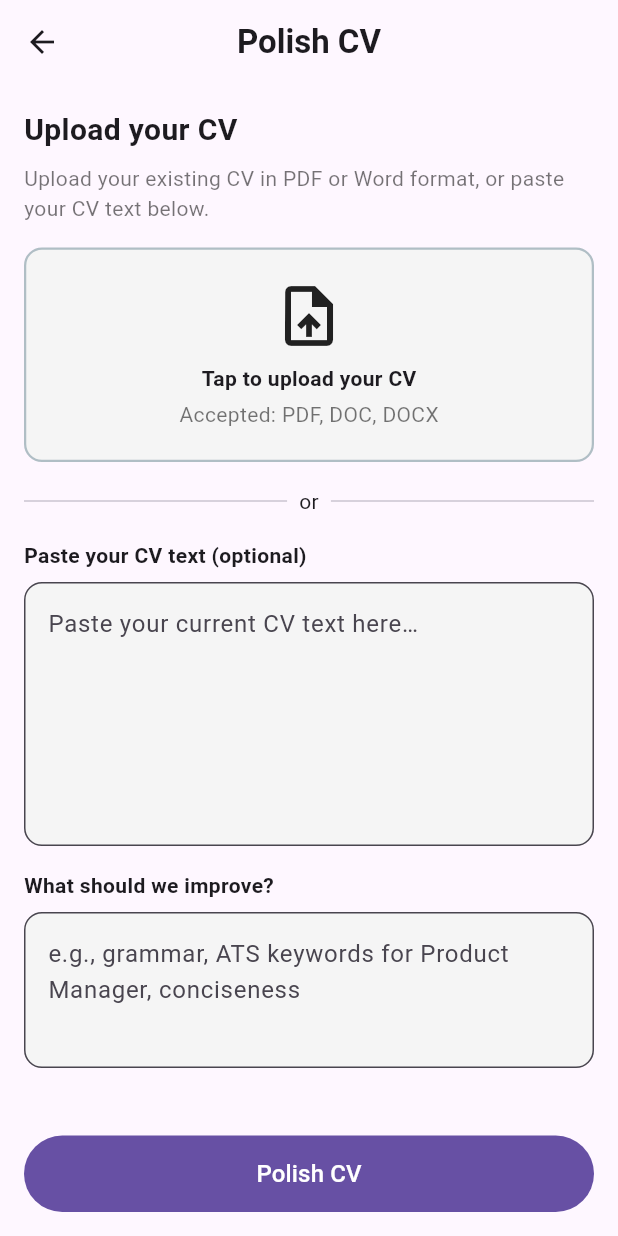
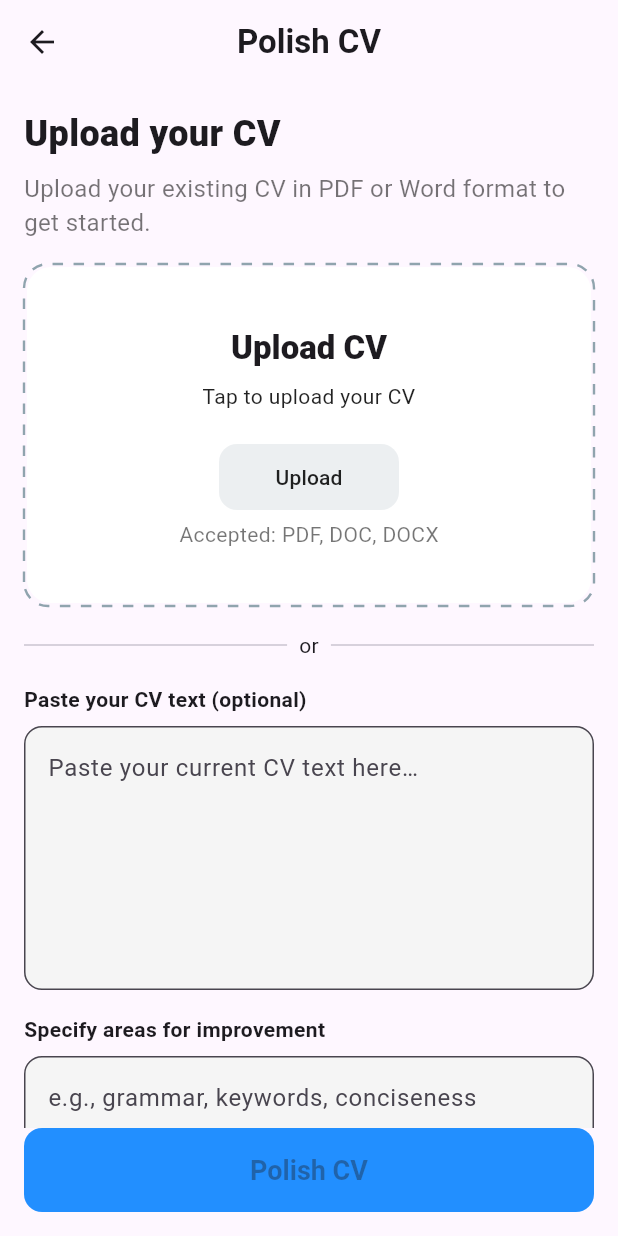
Before and after one commit to Theodore354/CraftMyCV, a Flutter app: the PolishCVScreen screen opened directly, on a phone screen of 412 x 824 dp. Run offline on Flutter 3.47's test engine with Material 3 defaults, Android fonts, the light colour scheme and no system bars; drawn by our look-alikes of dotted_border; our stand-ins replace file_picker, printing, shared_preferences; accounts and stored records are empty; network calls fail.

Commit message:
Added dotted border for file upload

```diff
--- a/lib/screens/cv_polisher_screen.dart
+++ b/lib/screens/cv_polisher_screen.dart
@@ -1,6 +1,7 @@
 // lib/screens/cv_polisher_screen.dart
 import 'package:flutter/material.dart';
 import 'package:file_picker/file_picker.dart';
+import 'package:dotted_border/dotted_border.dart';
 import 'results_screen.dart';
 
 class PolishCVScreen extends StatefulWidget {
@@ -31,7 +32,7 @@ class _PolishCVScreenState extends State<PolishCVScreen> {
         type: FileType.custom,
         allowedExtensions: ['pdf', 'doc', 'docx'],
         allowMultiple: false,
-        withData: false, // we only need metadata here
+        withData: false,
       );
       if (result != null && result.files.isNotEmpty) {
         setState(() => _file = result.files.single);
@@ -81,7 +82,6 @@ class _PolishCVScreenState extends State<PolishCVScreen> {
             ? 'General polish (grammar, clarity, ATS keywords).'
             : improve;
 
-    // Placeholder “polished” output for now — replace later with AI call
     final polished = '''
 AI CV Polisher — Preview
 
@@ -107,8 +107,15 @@ Sample reworded summary:
     );
   }
 
+  bool get _canPolish =>
+      _file != null || _pasteController.text.trim().isNotEmpty;
+
   @override
   Widget build(BuildContext context) {
+    final theme = Theme.of(context);
+    // Blue that matches the screenshot button
+    const primaryBlue = Color(0xFF0A84FF);
+
     return Scaffold(
       appBar: AppBar(
         title: const Text(
@@ -125,43 +132,76 @@ Sample reworded summary:
           children: [
             const Text(
               'Upload your CV',
-              style: TextStyle(fontSize: 20, fontWeight: FontWeight.bold),
+              style: TextStyle(fontSize: 24, fontWeight: FontWeight.w800),
             ),
             const SizedBox(height: 8),
             const Text(
-              'Upload your existing CV in PDF or Word format, or paste your CV text below.',
-              style: TextStyle(fontSize: 14, color: Colors.black54),
+              'Upload your existing CV in PDF or Word format to get started.',
+              style: TextStyle(fontSize: 16, color: Colors.black54),
             ),
             const SizedBox(height: 16),
 
-            // Upload card
-            InkWell(
+            // === Dotted Upload Area ===
+            GestureDetector(
               onTap: _picking ? null : _pickFile,
-              borderRadius: BorderRadius.circular(12),
+              child: DottedBorder(
+                color: Colors.blueGrey.shade300,
+                strokeWidth: 1.6,
+                dashPattern: const [7, 7],
+                borderType: BorderType.RRect,
+                radius: const Radius.circular(16),
                 child: Container(
                   width: double.infinity,
-                padding: const EdgeInsets.all(20),
+                  padding: const EdgeInsets.symmetric(
+                    vertical: 36,
+                    horizontal: 20,
+                  ),
                   decoration: BoxDecoration(
-                  border: Border.all(
-                    color: Colors.blueGrey.shade200,
-                    width: 1.5,
-                  ),
-                  borderRadius: BorderRadius.circular(12),
-                  color: Colors.grey.shade100,
+                    borderRadius: BorderRadius.circular(16),
+                    color: Colors.white,
                   ),
                   child:
                       _file == null
                           ? Column(
                             mainAxisAlignment: MainAxisAlignment.center,
                             children: [
-                            const Icon(Icons.upload_file, size: 48),
+                              const SizedBox(height: 4),
+                              Text(
+                                'Upload CV',
+                                style: theme.textTheme.titleLarge?.copyWith(
+                                  fontWeight: FontWeight.w800,
+                                ),
+                              ),
                               const SizedBox(height: 8),
                               Text(
                                 _picking
                                     ? 'Opening picker…'
                                     : 'Tap to upload your CV',
-                              style: const TextStyle(
-                                fontWeight: FontWeight.w600,
+                                style: theme.textTheme.bodyMedium?.copyWith(
+                                  color: Colors.black87,
+                                ),
+                                textAlign: TextAlign.center,
+                              ),
+                              const SizedBox(height: 20),
+                              // Small "Upload" pill button in the card
+                              ConstrainedBox(
+                                constraints: const BoxConstraints(
+                                  minWidth: 120,
+                                ),
+                                child: ElevatedButton(
+                                  onPressed: _picking ? null : _pickFile,
+                                  style: ElevatedButton.styleFrom(
+                                    backgroundColor: Colors.blueGrey.shade50,
+                                    foregroundColor: Colors.black87,
+                                    elevation: 0,
+                                    shape: RoundedRectangleBorder(
+                                      borderRadius: BorderRadius.circular(12),
+                                    ),
+                                    padding: const EdgeInsets.symmetric(
+                                      vertical: 12,
+                                    ),
+                                  ),
+                                  child: const Text('Upload'),
                                 ),
                               ),
                               const SizedBox(height: 4),
@@ -189,9 +229,10 @@ Sample reworded summary:
                                       overflow: TextOverflow.ellipsis,
                                       style: const TextStyle(
                                         fontSize: 16,
-                                      fontWeight: FontWeight.w600,
+                                        fontWeight: FontWeight.w700,
                                       ),
                                     ),
+                                    const SizedBox(height: 2),
                                     const SizedBox(height: 2),
                                     Text(
                                       _fmtBytes(_file!.size),
@@ -216,6 +257,7 @@ Sample reworded summary:
                           ),
                 ),
               ),
+            ),
 
             const SizedBox(height: 16),
             Row(
@@ -233,13 +275,14 @@ Sample reworded summary:
             // Paste CV text
             const Text(
               'Paste your CV text (optional)',
-              style: TextStyle(fontWeight: FontWeight.w600),
+              style: TextStyle(fontWeight: FontWeight.w700),
             ),
             const SizedBox(height: 8),
             TextField(
               controller: _pasteController,
               minLines: 6,
               maxLines: 12,
+              onChanged: (_) => setState(() {}),
               decoration: InputDecoration(
                 hintText: 'Paste your current CV text here…',
                 border: OutlineInputBorder(
@@ -254,16 +297,15 @@ Sample reworded summary:
 
             // Improvement focus
             const Text(
-              'What should we improve?',
-              style: TextStyle(fontWeight: FontWeight.w600),
+              'Specify areas for improvement',
+              style: TextStyle(fontWeight: FontWeight.w700),
             ),
             const SizedBox(height: 8),
             TextField(
               controller: _improvementController,
               maxLines: 3,
               decoration: InputDecoration(
-                hintText:
-                    'e.g., grammar, ATS keywords for Product Manager, conciseness',
+                hintText: 'e.g., grammar, keywords, conciseness',
                 border: OutlineInputBorder(
                   borderRadius: BorderRadius.circular(12),
                 ),
@@ -276,13 +318,28 @@ Sample reworded summary:
           ],
         ),
       ),
+      // === Polish CV button to match UI ===
       bottomNavigationBar: Padding(
         padding: const EdgeInsets.fromLTRB(16, 0, 16, 16),
+        child: SizedBox(
+          width: double.infinity,
+          height: 56,
           child: FilledButton(
-          onPressed: _onPolish,
-          child: const Padding(
-            padding: EdgeInsets.symmetric(vertical: 14),
-            child: Text('Polish CV', style: TextStyle(fontSize: 16)),
+            onPressed: _canPolish ? _onPolish : null,
+            style: FilledButton.styleFrom(
+              backgroundColor: const Color.fromARGB(255, 29, 138, 248),
+              disabledBackgroundColor: Color.fromARGB(255, 10, 132, 255).withOpacity(0.9),
+
+              foregroundColor: Colors.white,
+              shape: RoundedRectangleBorder(
+                borderRadius: BorderRadius.circular(12),
+              ),
+              textStyle: const TextStyle(
+                fontSize: 18,
+                fontWeight: FontWeight.w700,
+              ),
+            ),
+            child: const Text('Polish CV'),
           ),
         ),
       ),
--- a/pubspec.yaml
+++ b/pubspec.yaml
@@ -37,6 +37,7 @@ dependencies:
   file_picker: ^10.3.3
   shared_preferences: ^2.5.3
   printing: ^5.14.2
+  dotted_border: ^2.1.0
 
 dev_dependencies:
   flutter_test:
```
Also changed, not shown: pubspec.lock, 1 other file. Lines whose indentation alone changed are shown as unchanged.
